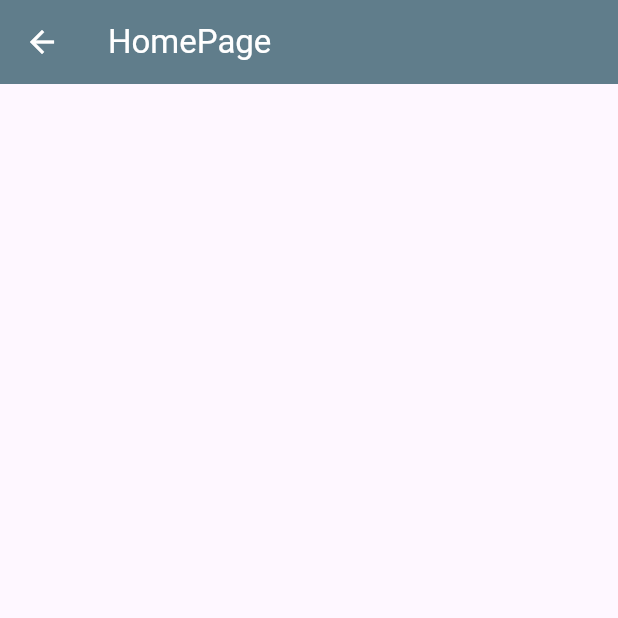
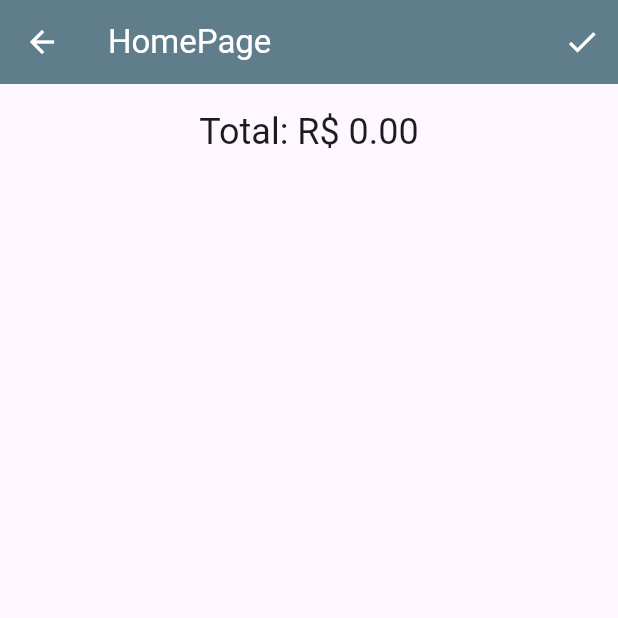
Before and after one commit to otaviohenrique1/app_ecommerce, a Flutter app: the screen it shows after launch, after a tap on the "shopping cart" icon, on a phone screen of 412 x 824 dp, the top half of it. Run offline on Flutter 3.47's test engine with Material 2 defaults, Android fonts, the phone set to English and light mode, and no system bars.

Commit message:
commit 10

```diff
--- a/lib/pages/carrinho_compras.dart
+++ b/lib/pages/carrinho_compras.dart
@@ -18,11 +18,26 @@ class _CarrinhoComprasState extends State<CarrinhoCompras> {
     return Scaffold(
       appBar: AppBar(
         title: const Text("HomePage"),
+        actions: [
+          IconButton(
+            onPressed: () {},
+            icon: const Icon(Icons.check),
+          )
+        ],
       ),
       body: Consumer<CarrinhoProvider>(
         builder: (context, carrinhoProviderConsumer, child) {
-          return ListView.builder(
-            itemCount: carrinhoProviderConsumer.carrinhoListaProdutos.length,
+          return Column(
+            children: [
+              const SizedBox(height: 16),
+              Text(
+                "Total: R\$ ${carrinhoProviderConsumer.calculaValorTotal().toStringAsFixed(2)}",
+                style: Theme.of(context).textTheme.headlineSmall,
+              ),
+              ListView.builder(
+                shrinkWrap: true,
+                itemCount:
+                    carrinhoProviderConsumer.carrinhoListaProdutos.length,
                 itemBuilder: (context, index) {
                   CarrinhoProdutoModel item =
                       carrinhoProviderConsumer.carrinhoListaProdutos[index];
@@ -66,6 +81,8 @@ class _CarrinhoComprasState extends State<CarrinhoCompras> {
                     ],
                   );
                 },
+              ),
+            ],
           );
         },
       ),
```
Also changed, not shown: lib/providers/carrinho_provider.dart (+30 -23 lines). Lines whose indentation alone changed are shown as unchanged.
